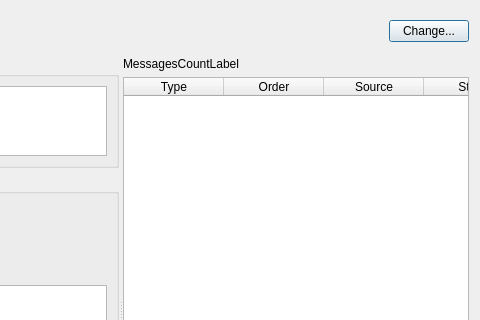
First picture: the form in src/openfluid/ui/common/LogExplorerDialog.ui, repository OpenFLUID/openfluid, before the edit; both pictures show x 270 to 750 and y 0 to 320 of the 750 by 600 pixel window.
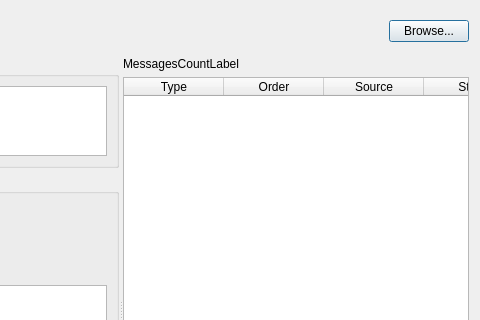
Second picture: the form after the edit. Custom widgets are drawn as their Qt base class.

```diff
--- a/src/openfluid/ui/common/LogExplorerDialog.ui
+++ b/src/openfluid/ui/common/LogExplorerDialog.ui
@@ -46,7 +46,7 @@
       <item>
        <widget class="QPushButton" name="ChangeDirButton">
         <property name="text">
-         <string>Change...</string>
+         <string>Browse...</string>
         </property>
        </widget>
       </item>
```
Left out of the diff: 2 changed lines with no effect on the pictures.
